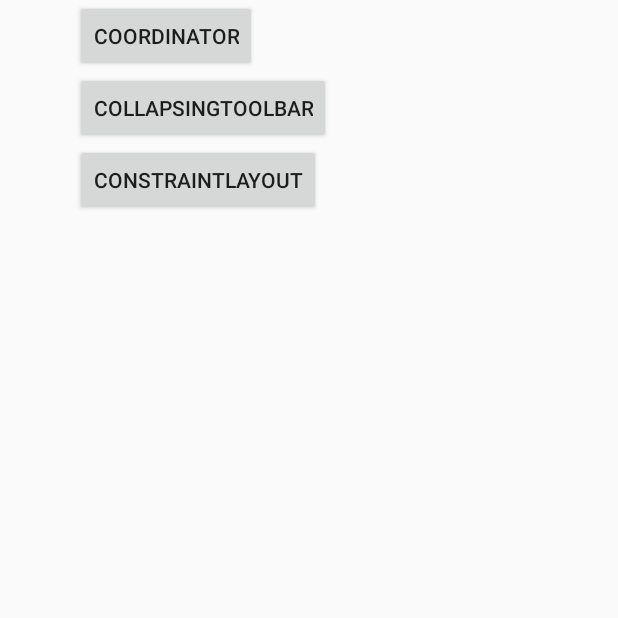
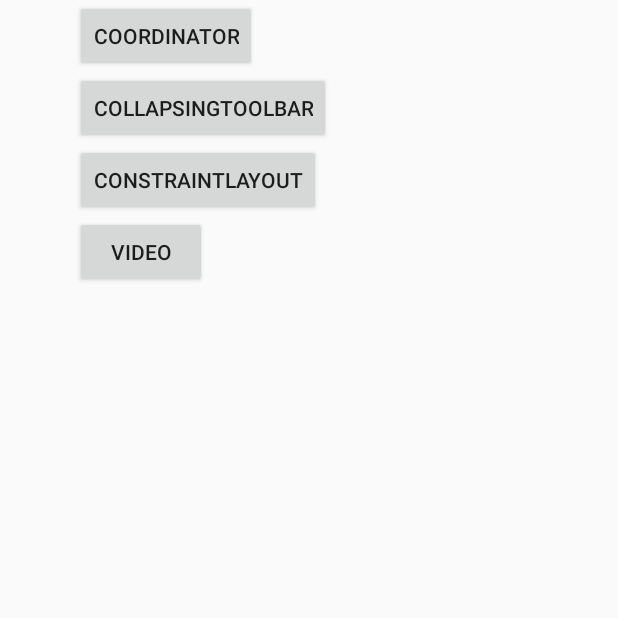
Before and after one commit to pengnix/studydemo, an Android app: the screen it shows after launch (MainActivity), on a phone screen of 412 x 824 dp, the top half of it. Run offline under Robolectric (Android 15) with nearby library versions, the phone set to English and light mode, and no system bars.

Commit message:
video demo

```diff
--- a/project/app/src/main/AndroidManifest.xml
+++ b/project/app/src/main/AndroidManifest.xml
@@ -1,7 +1,7 @@
 <?xml version="1.0" encoding="utf-8"?>
 <manifest xmlns:android="http://schemas.android.com/apk/res/android"
     package="com.study.pengnix.ok">
-
+    <uses-permission android:name="android.permission.INTERNET"/>
     <application
         android:allowBackup="true"
         android:icon="@mipmap/ic_launcher"
@@ -28,6 +28,9 @@
         <activity
             android:name=".activity.ConstraintLayoutDemoActivity">
         </activity>
+        <activity
+            android:name=".activity.VideoActivity">
+        </activity>
     </application>
 
 </manifest>
--- a/project/app/src/main/java/com/study/pengnix/ok/MainActivity.java
+++ b/project/app/src/main/java/com/study/pengnix/ok/MainActivity.java
@@ -8,6 +8,7 @@ import com.google.android.material.snackbar.Snackbar;
 import com.study.pengnix.ok.activity.CollapsingToolbarLayoutDemoActivity;
 import com.study.pengnix.ok.activity.ConstraintLayoutDemoActivity;
 import com.study.pengnix.ok.activity.CoordinatorLayoutDemoActivity;
+import com.study.pengnix.ok.activity.VideoActivity;
 
 import androidx.appcompat.app.AppCompatActivity;
 import androidx.appcompat.widget.Toolbar;
@@ -25,6 +26,7 @@ public class MainActivity extends AppCompatActivity implements View.OnClickListe
         findViewById(R.id.jump2_coordinator_layout_demo).setOnClickListener(this);
         findViewById(R.id.jump2_collapsing_toolbar_layout_demo).setOnClickListener(this);
         findViewById(R.id.jump2_constraint_layout_demo).setOnClickListener(this);
+        findViewById(R.id.jump2_video_layout_demo).setOnClickListener(this);
     }
 
     @Override
@@ -38,6 +40,8 @@ public class MainActivity extends AppCompatActivity implements View.OnClickListe
                 intent = new Intent(MainActivity.this, CollapsingToolbarLayoutDemoActivity.class);
             case R.id.jump2_constraint_layout_demo:
                 intent = new Intent(MainActivity.this, ConstraintLayoutDemoActivity.class);
+            case R.id.jump2_video_layout_demo:
+                intent = new Intent(MainActivity.this, VideoActivity.class);
         }
         startActivity(intent);
     }
--- a/project/app/src/main/res/layout/activity_main.xml
+++ b/project/app/src/main/res/layout/activity_main.xml
@@ -29,6 +29,11 @@
             android:layout_width="wrap_content"
             android:layout_height="wrap_content"
             android:text="@string/jump_to_constraint_layout" />
+        <Button
+            android:id="@+id/jump2_video_layout_demo"
+            android:layout_width="wrap_content"
+            android:layout_height="wrap_content"
+            android:text="@string/jump_to_video_layout" />
     </LinearLayout>
 
 
--- a/project/app/src/main/res/values/strings.xml
+++ b/project/app/src/main/res/values/strings.xml
@@ -12,4 +12,5 @@
     <string name="jump_to_coordinator_layout">coordinator</string>
     <string name="jump_to_collapsing_toolbar_layout">collapsingToolbar</string>
     <string name="jump_to_constraint_layout">constraintLayout</string>
+    <string name="jump_to_video_layout">Video</string>
 </resources>
```
Also changed, not shown: project/app/src/main/java/com/study/pengnix/ok/activity/VideoActivity.java (added, +39 -0 lines), project/app/src/main/res/layout/activity_video_demo.xml (added, +12 -0 lines).
